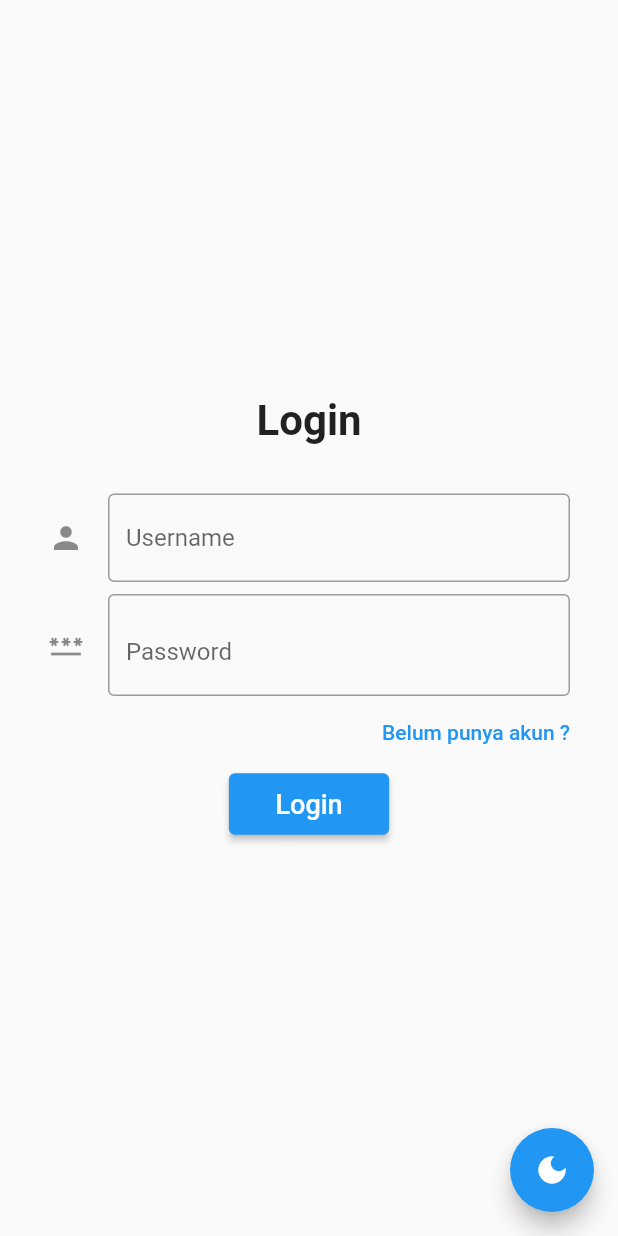
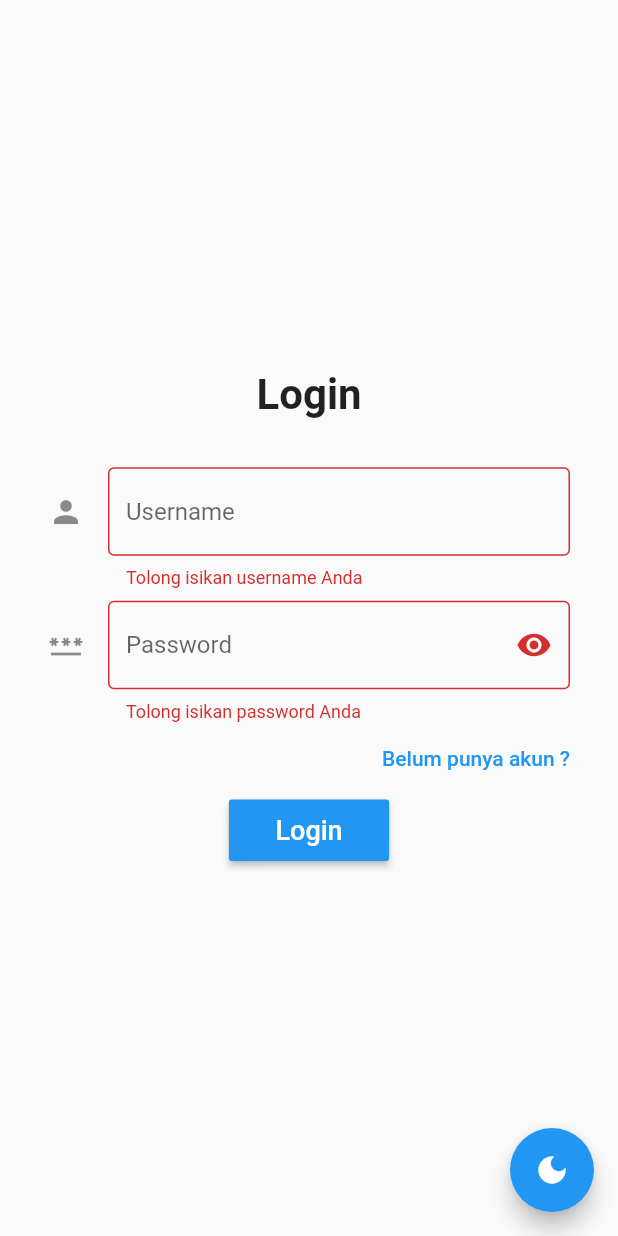
Before and after one commit to byonicku/hospitech, a Flutter app: the screen it shows after launch, after a tap on "Login", on a phone screen of 412 x 824 dp. Run offline on Flutter 3.47's test engine with Material 2 defaults, Android fonts, the light colour scheme and no system bars.

Commit message:
lurusin eye toggle dan menyesuaikan button

```diff
--- a/lib/View/login.dart
+++ b/lib/View/login.dart
@@ -1,4 +1,5 @@
 import 'package:flutter/material.dart';
+import 'package:tugas_besar_hospital_pbp/component/form_component.dart';
 import 'package:tugas_besar_hospital_pbp/main.dart';
 //* Sesuai dengan nama project Anda ,  awalnya akan error pada home,register,form component karena belum dibuat
 
@@ -49,24 +50,24 @@ class _LoginViewState extends State<LoginView> {
                 height: 32,
               ),
               //username
-              Padding(
-                padding: const EdgeInsets.symmetric(horizontal: 32.0),
-                child: TextField(
+              inputLogin((username) {
+                if (username!.isEmpty) {
+                  return "Tolong isikan username Anda";
+                }
+                return null;
+              },
                   controller: usernameController,
-                  decoration: const InputDecoration(
-                    hintText: "Username",
-                    border: OutlineInputBorder(),
-                    icon: Icon(Icons.person),
-                  ),
-                ),
-              ),
+                  hintTxt: "Username",
+                  iconData: Icons.person),
               //* Password
               const SizedBox(
                 height: 8,
               ),
               Padding(
                 padding: const EdgeInsets.symmetric(horizontal: 32.0),
-                child: TextField(
+                child: TextFormField(
+                  validator: (value) =>
+                      value!.isEmpty ? "Tolong isikan password Anda" : null,
                   controller: passwordController,
                   obscureText: _isObscured,
                   onChanged: (s) {
@@ -78,14 +79,15 @@ class _LoginViewState extends State<LoginView> {
                       hintText: "Password",
                       border: const OutlineInputBorder(),
                       icon: const Icon(Icons.password),
-                      suffix: GestureDetector(
+                      suffixIcon: GestureDetector(
                           onTap: () => setState(() {
                                 _isObscured = !_isObscured;
                               }),
-                        child: (_isObscured)
-                            ? const Icon(Icons.visibility)
-                            : const Icon(Icons.visibility_off),
-                      )),
+                          child: Icon(
+                            _isObscured
+                                ? Icons.visibility
+                                : Icons.visibility_off,
+                          ))),
                 ),
               ),
               Align(
@@ -107,15 +109,14 @@ class _LoginViewState extends State<LoginView> {
                 mainAxisAlignment: MainAxisAlignment.spaceEvenly,
                 children: [
                   //* tombol login
-                  ElevatedButton(
+                  MaterialButton(
                     //* Fungsi yang dijalankan saat tombol ditekan.
                     onPressed: () {
                       //* Cek statenya sudah valid atau belum valid
                       if (_formKey.currentState!.validate()) {
                         //* jika sudah valid, cek username dan password yang diinputkan pada form telah sesuai dengan data yang dibawah
                         //* dari halaman register atau belum
-                          if (dataForm!['username'] ==
-                                  usernameController.text &&
+                        if (dataForm!['username'] == usernameController.text &&
                             dataForm['password'] == passwordController.text) {
                           //* Jika sesuai navigasi ke halaman Home
                           // Navigator.push(
@@ -142,8 +143,7 @@ class _LoginViewState extends State<LoginView> {
                                   child: const Text('Cancel'),
                                 ),
                                 TextButton(
-                                    onPressed: () =>
-                                        Navigator.pop(context, 'OK'),
+                                  onPressed: () => Navigator.pop(context, 'OK'),
                                   child: const Text('OK'),
                                 ),
                               ],
@@ -152,14 +152,19 @@ class _LoginViewState extends State<LoginView> {
                         }
                       }
                     },
+                    color: isDark
+                        ? ThemeData().primaryColorDark
+                        : ThemeData().primaryColor,
                     child: const Padding(
                       padding: EdgeInsets.symmetric(
                           horizontal: 15.0, vertical: 10.0),
                       child: Text(
                         'Login',
-                          style: TextStyle(fontSize: 18),
+                        style: TextStyle(fontSize: 18, color: Colors.white),
                       ),
-                      )),
+                    ),
+                  ),
+
                   //* tombol ke halaman register
                 ],
               ),
@@ -170,7 +175,7 @@ class _LoginViewState extends State<LoginView> {
       floatingActionButton: FloatingActionButton(
         onPressed: () {
           isDark = !isDark;
-          darkNotifier.value = !isDark;
+          darkNotifier.value = isDark;
         },
         tooltip: "Ganti Tema",
         child: Icon(isDark ? Icons.light_mode : Icons.dark_mode),
```
Also changed, not shown: lib/component/form_component.dart (+5 -16 lines). Lines whose indentation alone changed are shown as unchanged.
